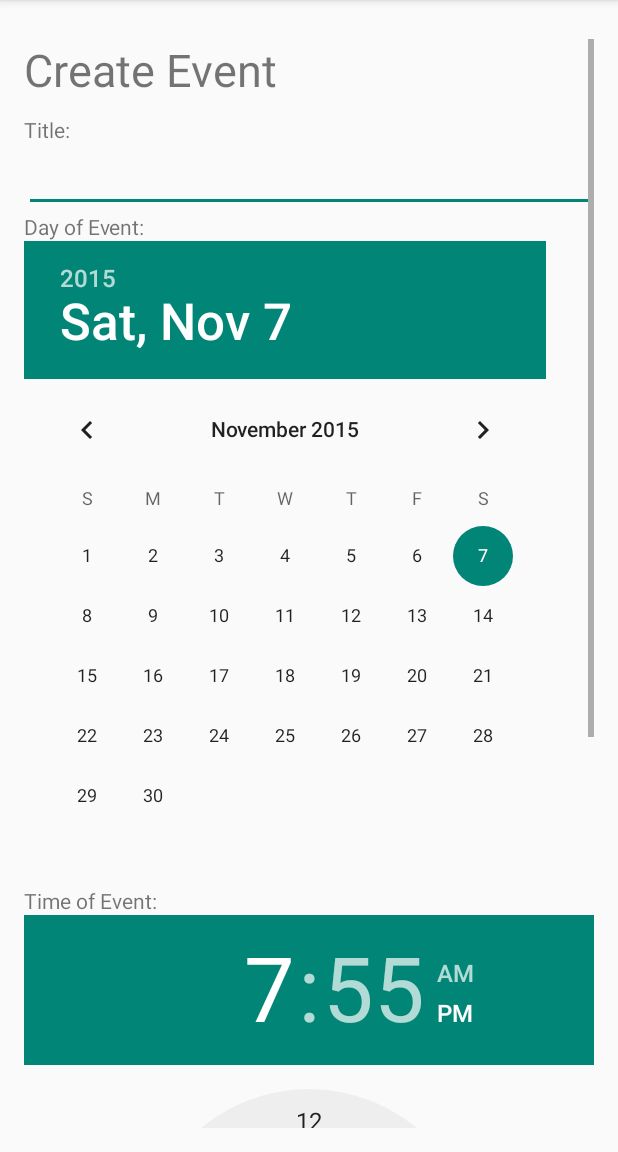
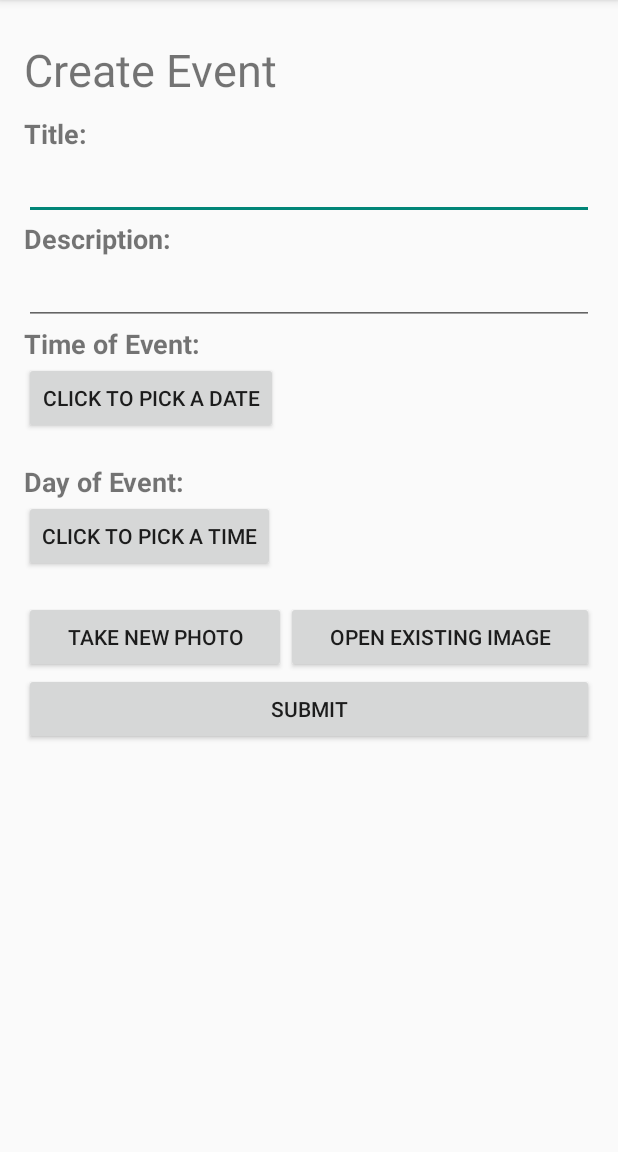
Before and after one commit to Coolest101Group/UCSDBulletinBoard, an Android app: the CreateEvent screen opened directly, with no data from a screen before it, on a phone screen of 412 x 824 dp, the part 84-1236 px from its top. Run offline under Robolectric (Android 15) with nearby library versions, the phone set to English and light mode, and no system bars.

Commit message:
Create events now has Dialogs to select time and date-Daniel

```diff
--- a/app/src/main/java/com/apress/gerber/ucsdbulletinboard/CreateEvent.java
+++ b/app/src/main/java/com/apress/gerber/ucsdbulletinboard/CreateEvent.java
@@ -8,6 +8,7 @@ import android.graphics.BitmapFactory;
 import android.net.Uri;
 import android.os.Environment;
 import android.provider.MediaStore;
+import android.support.v4.app.DialogFragment;
 import android.support.v4.app.FragmentManager;
 import android.support.v7.app.AppCompatActivity;
 import android.support.v7.widget.Toolbar;
@@ -20,6 +21,7 @@ import android.widget.DatePicker;
 import android.widget.EditText;
 import android.widget.ImageView;
 import android.widget.Toast;
+import android.widget.TextView;
 
 import com.apress.gerber.ucsdbulletinboard.*;
 import com.apress.gerber.ucsdbulletinboard.fragments.FeaturedEvents;
@@ -39,6 +41,12 @@ public class CreateEvent extends AppCompatActivity {
     private DatePicker ePicker;
     private Bitmap eImage;
     private ImageView imgEvent;
+    private String time;
+    public static int hr;
+    public static int min;
+    public static int yr;
+    public static int mnth;
+    public static int day;
 
     @Override
     protected void onCreate(Bundle savedInstanceState) {
@@ -54,7 +62,6 @@ public class CreateEvent extends AppCompatActivity {
         // Get event information from create_event fragment
         eTitleView = (EditText)findViewById(R.id.event_title);
         eDescView = (EditText)findViewById(R.id.event_description);
-        ePicker = (DatePicker)findViewById(R.id.event_date);
         imgEvent = (ImageView) findViewById(R.id.iViewPhoto);
 
         // When user clicks "create" button invoke 'addEvent()' method
@@ -81,18 +88,21 @@ public class CreateEvent extends AppCompatActivity {
 
         String mTitle = eTitleView.getText().toString();
         String mDesc = eDescView.getText().toString();
-        int year = ePicker.getYear();
-        int month = ePicker.getMonth();
-        int day = ePicker.getDayOfMonth();
+        int year = yr;
+        int month = mnth;
+        int day = this.day;
 
-        String mDate = new StringBuilder().append(month +1)
+
+
+
+        String mDate = new StringBuilder().append(month)
                 .append("-").append(day).append("-").append(year)
                 .append(" ").toString();
         if(eImage == null){
-            success = MainActivity.mDB.postEvent(mTitle, mDate, mDesc, day, month, year);
+            success = MainActivity.mDB.postEvent(mTitle, mDate, mDesc, day, month, year, hr, min);
         }
         else{
-            success = MainActivity.mDB.postEvent(mTitle, mDate, mDesc, day, month, year, eImage);
+            success = MainActivity.mDB.postEvent(mTitle, mDate, mDesc, day, month, year, hr, min, eImage);
         }
         if(success){
             //Intent intent = new Intent(this, FeaturedEvents.class);
@@ -162,6 +172,17 @@ public class CreateEvent extends AppCompatActivity {
 
     }
 
+    public void showTimePickerDialog(View v) {
+        TimePickerFragment newFragment = new TimePickerFragment();
+        newFragment.show(getSupportFragmentManager(), "timePicker");
+    }
+
+    public void showDatePickerDialog(View v) {
+        DialogFragment newFragment = new DatePickerFragment();
+        newFragment.show(getSupportFragmentManager(), "datePicker");
+    }
+
+
 
 
 
--- a/app/src/main/res/layout/activity_create_event.xml
+++ b/app/src/main/res/layout/activity_create_event.xml
@@ -30,40 +30,59 @@
             <TextView
                 android:text="@string/input_event_title"
                 android:layout_width="wrap_content"
-                android:layout_height="wrap_content" />
+                android:layout_height="wrap_content"
+                android:textStyle="bold"
+                android:textSize="18dp"/>
             <EditText
                 android:id="@+id/event_title"
                 android:layout_width="fill_parent"
                 android:layout_height="wrap_content" />
 
             <TextView
-                android:text="Day of Event:"
+                android:text="@string/input_event_description"
                 android:layout_width="wrap_content"
-                android:layout_height="wrap_content" />
-            <DatePicker
-                android:id="@+id/event_date"
+                android:layout_height="wrap_content"
+                android:textStyle="bold"
+                android:textSize="18dp"/>
+            <EditText
+                android:id="@+id/event_description"
                 android:layout_width="fill_parent"
                 android:layout_height="wrap_content"
-                android:calendarViewShown="false">
-            </DatePicker>
+                />
+
             <TextView
                 android:text="Time of Event:"
                 android:layout_width="wrap_content"
-                android:layout_height="wrap_content" />
-            <TimePicker
-                android:layout_width="fill_parent"
                 android:layout_height="wrap_content"
-                android:id="@+id/event_time">
-            </TimePicker>
+                android:textStyle="bold"
+                android:textSize="18dp"/>
+            <Button
+                android:layout_width="wrap_content"
+                android:layout_height="wrap_content"
+                android:text="@string/pick_date"
+                android:onClick="showDatePickerDialog" />
             <TextView
+                android:id="@+id/tv2"
+                android:layout_height="wrap_content"
+                android:layout_width="wrap_content"/>
+            <TextView
+                android:text="Day of Event:"
+                android:layout_width="wrap_content"
+                android:layout_height="wrap_content"
+                android:textStyle="bold"
+                android:textSize="18dp"/>
 
-                android:text="@string/input_event_description"
+            <Button
                 android:layout_width="wrap_content"
-                android:layout_height="wrap_content" />
-            <EditText
-                android:id="@+id/event_description"
-                android:layout_width="fill_parent"
-                android:layout_height="wrap_content" />
+                android:layout_height="wrap_content"
+                android:text="@string/pick_time"
+                android:onClick="showTimePickerDialog" />
+            <TextView
+                android:id="@+id/tv"
+                android:layout_height="wrap_content"
+                android:layout_width="wrap_content"/>
+
+
             <LinearLayout
                 android:id="@+id/LinearLayout02"
                 android:layout_height="wrap_content"
--- a/app/src/main/res/values/strings.xml
+++ b/app/src/main/res/values/strings.xml
@@ -10,4 +10,6 @@
     <string name="drawer_closed">Drawer Closed</string>
     <string name="title_activity_create_account">CreateAccountAct</string>
     <string name="create_new_event">Create New Event</string>
+    <string name="pick_time">Click to Pick a Time</string>
+    <string name="pick_date">Click to Pick a Date</string>
 </resources>
```
Also changed, not shown: app/src/main/java/com/apress/gerber/ucsdbulletinboard/DatePickerFragment.java (added, +46 -0 lines), app/src/main/java/com/apress/gerber/ucsdbulletinboard/TimePickerFragment.java (added, +52 -0 lines), app/src/main/java/com/apress/gerber/ucsdbulletinboard/models/manageEvents.java (+26 -4 lines), app/src/main/java/com/apress/gerber/ucsdbulletinboard/myEvent.java (+34 -1 lines).
